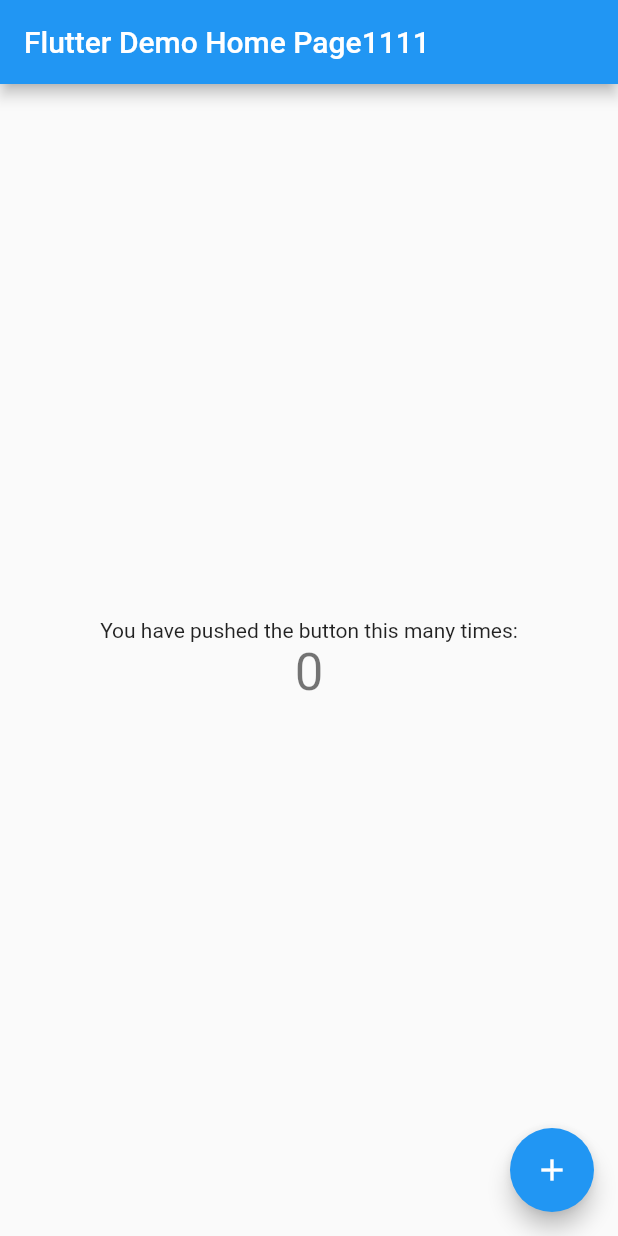
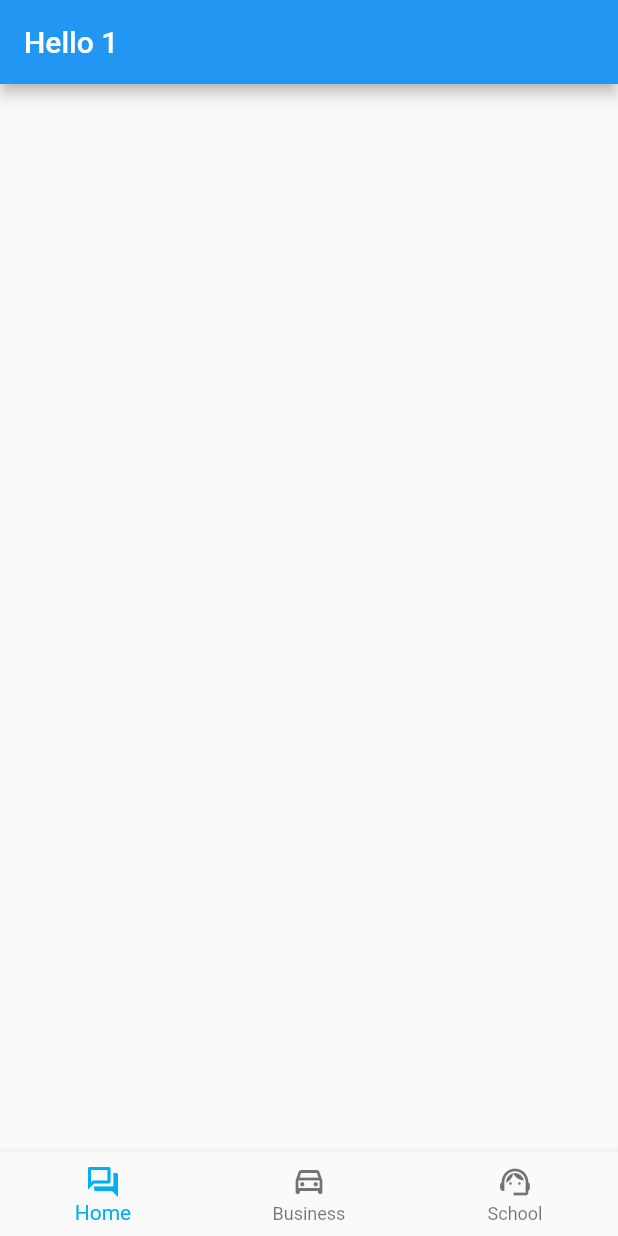
Before and after one commit to nguyendong190195/driving_theory, a Flutter app: the screen it shows after launch, on a phone screen of 412 x 824 dp. Run offline on Flutter 3.47's test engine with Material 2 defaults, Android fonts, the phone set to English and light mode, and no system bars; missing offline and left inert: flutter_email_sender, launch_review.

Commit message:
Tạo các màn hình chính

```diff
--- a/lib/main.dart
+++ b/lib/main.dart
@@ -1,117 +1,85 @@
+import 'package:driving_theory/extension/colors_extension.dart';
+/// Flutter code sample for BottomNavigationBar
+
+// This example shows a [BottomNavigationBar] as it is used within a [Scaffold]
+// widget. The [BottomNavigationBar] has three [BottomNavigationBarItem]
+// widgets and the [currentIndex] is set to index 0. The selected item is
+// amber. The `_onItemTapped` function changes the selected item's index
+// and displays a corresponding message in the center of the [Scaffold].
+//
+// ![A scaffold with a bottom navigation bar containing three bottom navigation
+// bar items. The first one is selected.](https://flutter.github.io/assets-for-api-docs/assets/material/bottom_navigation_bar.png)
+
 import 'package:flutter/material.dart';
+import 'package:driving_theory/screens/tab1/practice_all_question_screen.dart';
+import 'package:driving_theory/screens/tab2/mock_tests_screen.dart';
+import 'package:driving_theory/screens/tab3/help_support_screen.dart';
+void main() => runApp(MyApp());
 
-void main() {
-  runApp(MyApp());
-}
+/// This is the main application widget.
+class MyApp extends StatelessWidget {
+  static const String _title = 'Flutter Code Sample';
 
-class MyApp extends StatelessWidget {
-  // This widget is the root of your application.
   @override
   Widget build(BuildContext context) {
     return MaterialApp(
-      title: 'Flutter Demo111',
-      theme: ThemeData(
-        // This is the theme of your application.
-        //
-        // Try running your application with "flutter run". You'll see the
-        // application has a blue toolbar. Then, without quitting the app, try
-        // changing the primarySwatch below to Colors.green and then invoke
-        // "hot reload" (press "r" in the console where you ran "flutter run",
-        // or simply save your changes to "hot reload" in a Flutter IDE).
-        // Notice that the counter didn't reset back to zero; the application
-        // is not restarted.
-        primarySwatch: Colors.blue,
-        // This makes the visual density adapt to the platform that you run
-        // the app on. For desktop platforms, the controls will be smaller and
-        // closer together (more dense) than on mobile platforms.
-        visualDensity: VisualDensity.adaptivePlatformDensity,
-      ),
-      home: MyHomePage(title: 'Flutter Demo Home Page1111'),
+      title: _title,
+      home: MyStatefulWidget(),
     );
   }
 }
 
-class MyHomePage extends StatefulWidget {
-  MyHomePage({Key key, this.title}) : super(key: key);
-
-  // This widget is the home page of your application. It is stateful, meaning
-  // that it has a State object (defined below) that contains fields that affect
-  // how it looks.
-
-  // This class is the configuration for the state. It holds the values (in this
-  // case the title) provided by the parent (in this case the App widget) and
-  // used by the build method of the State. Fields in a Widget subclass are
-  // always marked "final".
-
-  final String title;
+/// This is the stateful widget that the main application instantiates.
+class MyStatefulWidget extends StatefulWidget {
+  MyStatefulWidget({Key key}) : super(key: key);
 
   @override
-  _MyHomePageState createState() => _MyHomePageState();
+  _MyStatefulWidgetState createState() => _MyStatefulWidgetState();
 }
 
-class _MyHomePageState extends State<MyHomePage> {
-  int _counter = 0;
+/// This is the private State class that goes with MyStatefulWidget.
+class _MyStatefulWidgetState extends State<MyStatefulWidget> {
+  int _selectedIndex = 0;
+  static const TextStyle optionStyle =
+  TextStyle(fontSize: 30, fontWeight: FontWeight.bold);
+  static List<Widget> _widgetOptions = <Widget>[
+    PracticeAllQuestionScreen(),
+    MockTestsScreen(),
+    HelpAndSupportScreen()
+  ];
 
-  void _incrementCounter() {
+  void _onItemTapped(int index) {
     setState(() {
-      // This call to setState tells the Flutter framework that something has
-      // changed in this State, which causes it to rerun the build method below
-      // so that the display can reflect the updated values. If we changed
-      // _counter without calling setState(), then the build method would not be
-      // called again, and so nothing would appear to happen.
-      _counter++;
+      _selectedIndex = index;
     });
   }
 
   @override
   Widget build(BuildContext context) {
-    // This method is rerun every time setState is called, for instance as done
-    // by the _incrementCounter method above.
-    //
-    // The Flutter framework has been optimized to make rerunning build methods
-    // fast, so that you can just rebuild anything that needs updating rather
-    // than having to individually change instances of widgets.
     return Scaffold(
-      appBar: AppBar(
-        // Here we take the value from the MyHomePage object that was created by
-        // the App.build method, and use it to set our appbar title.
-        title: Text(widget.title),
+      body: Center(
+        child: _widgetOptions.elementAt(_selectedIndex),
       ),
-      body: Center(
-        // Center is a layout widget. It takes a single child and positions it
-        // in the middle of the parent.
-        child: Column(
-          // Column is also a layout widget. It takes a list of children and
-          // arranges them vertically. By default, it sizes itself to fit its
-          // children horizontally, and tries to be as tall as its parent.
-          //
-          // Invoke "debug painting" (press "p" in the console, choose the
-          // "Toggle Debug Paint" action from the Flutter Inspector in Android
-          // Studio, or the "Toggle Debug Paint" command in Visual Studio Code)
-          // to see the wireframe for each widget.
-          //
-          // Column has various properties to control how it sizes itself and
-          // how it positions its children. Here we use mainAxisAlignment to
-          // center the children vertically; the main axis here is the vertical
-          // axis because Columns are vertical (the cross axis would be
-          // horizontal).
-          mainAxisAlignment: MainAxisAlignment.center,
-          children: <Widget>[
-            Text(
-              'You have pushed the button this many times:',
-            ),
-            Text(
-              '$_counter',
-              style: Theme.of(context).textTheme.headline4,
-            ),
-          ],
-        ),
+      bottomNavigationBar: BottomNavigationBar(
+        items: const <BottomNavigationBarItem>[
+          BottomNavigationBarItem(
+            icon: Icon(Icons.question_answer_outlined),
+            label: 'Home',
+          ),
+          BottomNavigationBarItem(
+            icon: Icon(Icons.time_to_leave_outlined),
+            label: 'Business',
+          ),
+          BottomNavigationBarItem(
+            icon: Icon(Icons.support_agent_outlined),
+            label: 'School',
+          ),
+        ],
+        currentIndex: _selectedIndex,
+        selectedItemColor: HexColor.mainColor(),
+
+        onTap: _onItemTapped,
       ),
-      floatingActionButton: FloatingActionButton(
-        onPressed: _incrementCounter,
-        tooltip: 'Increment',
-        child: Icon(Icons.add),
-      ), // This trailing comma makes auto-formatting nicer for build methods.
     );
   }
 }
--- /dev/null
+++ b/lib/screens/tab1/practice_all_question_screen.dart
@@ -0,0 +1,23 @@
+import 'package:driving_theory/extension/colors_extension.dart';
+import 'package:flutter/material.dart';
+
+class PracticeAllQuestionScreen extends StatefulWidget {
+  @override
+  State<StatefulWidget> createState() {
+    return _PracticeAllQuestionState();
+  }
+
+}
+
+class _PracticeAllQuestionState extends State<PracticeAllQuestionScreen> {
+  @override
+  Widget build(BuildContext context) {
+    return Scaffold(
+      appBar: AppBar(
+        title: Text('Hello 1'),
+      ),
+      body: Container(
+      ),
+    );
+  }
+}
```
Also changed, not shown: lib/extension/colors_extension.dart (added, +64 -0 lines), lib/screens/tab2/mock_tests_screen.dart (added, +24 -0 lines), lib/screens/tab3/help_support_screen.dart (added, +162 -0 lines), pubspec.yaml (+5 -2 lines), images/logo_app_2.jpg (added), images/logo_app_2.png (added), pubspec.lock, 4 other files.
